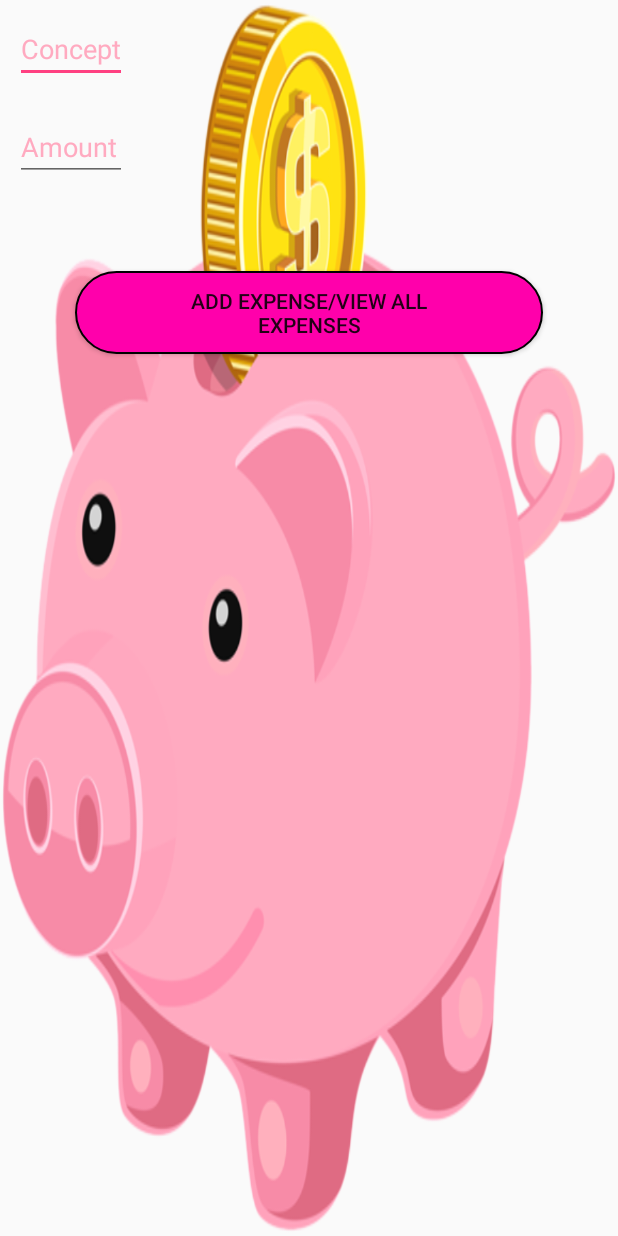
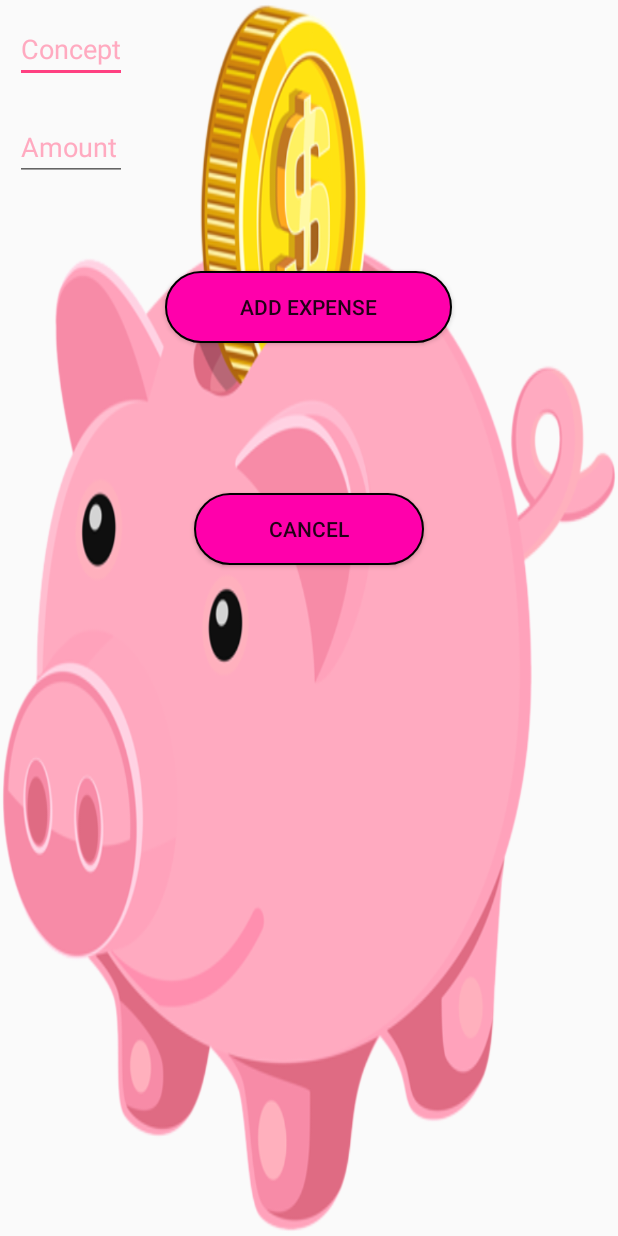
Before and after one commit to Baurum/MyExpensesApp, an Android app: the screen it shows after launch (AddExpenseActivity), on a phone screen of 412 x 824 dp. Run offline under Robolectric (Android 15) with nearby library versions, the phone set to English and light mode, and no system bars.

Commit message:
Add new cancel button to add expense activity

```diff
--- a/app/src/main/res/layout/activity_add_expense.xml
+++ b/app/src/main/res/layout/activity_add_expense.xml
@@ -66,13 +66,21 @@
     <Button android:id="@+id/btn_add_expense"
         android:layout_width="wrap_content"
         android:layout_height="wrap_content"
-        android:text="Add Expense/View all expenses"
+        android:text="Add Expense"
         android:onClick="createExpense"
         android:background="@drawable/btn_circular"
         android:layout_margin="50dp"
         android:layout_gravity="center"
 
-
+        />
+    <Button android:id="@+id/btn_cancel"
+        android:layout_width="wrap_content"
+        android:layout_height="wrap_content"
+        android:text="Cancel"
+        android:background="@drawable/btn_circular"
+        android:layout_margin="50dp"
+        android:layout_gravity="center"
+        android:onClick="goToExpensesScreen"
         />
 
 
```
Also changed, not shown: app/src/main/java/bau/com/myexpensesapp/activities/AddExpenseActivity.java (+10 -6 lines), app/src/main/java/bau/com/myexpensesapp/activities/ExpenseActivity.java (line endings or trailing spaces).
